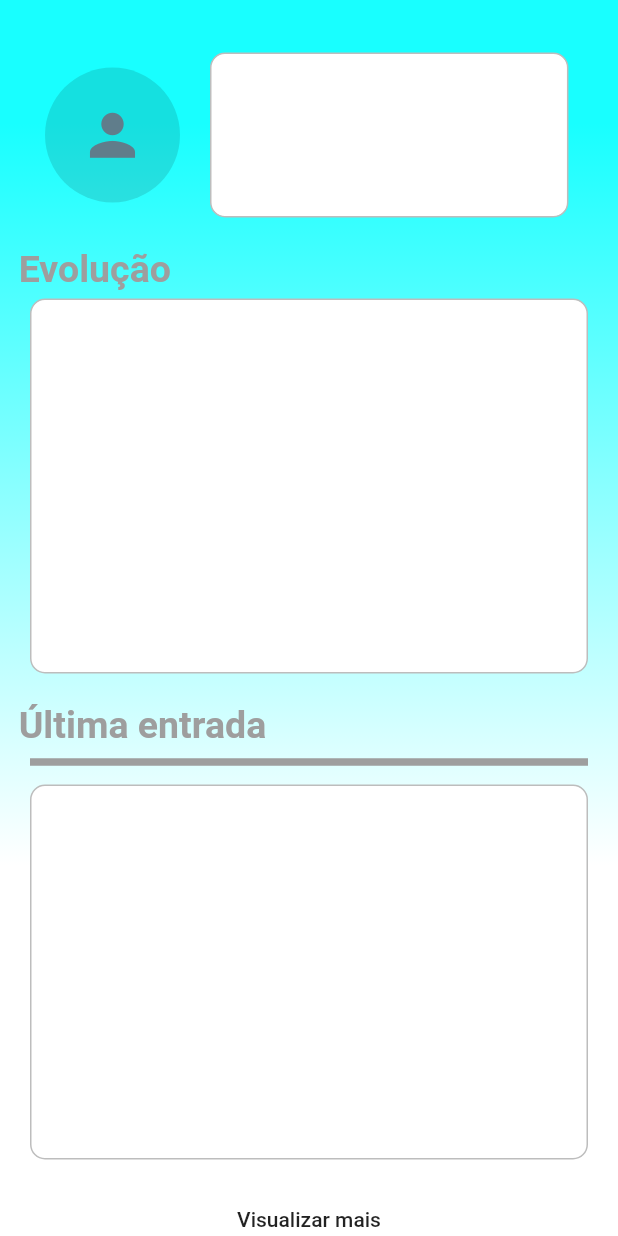
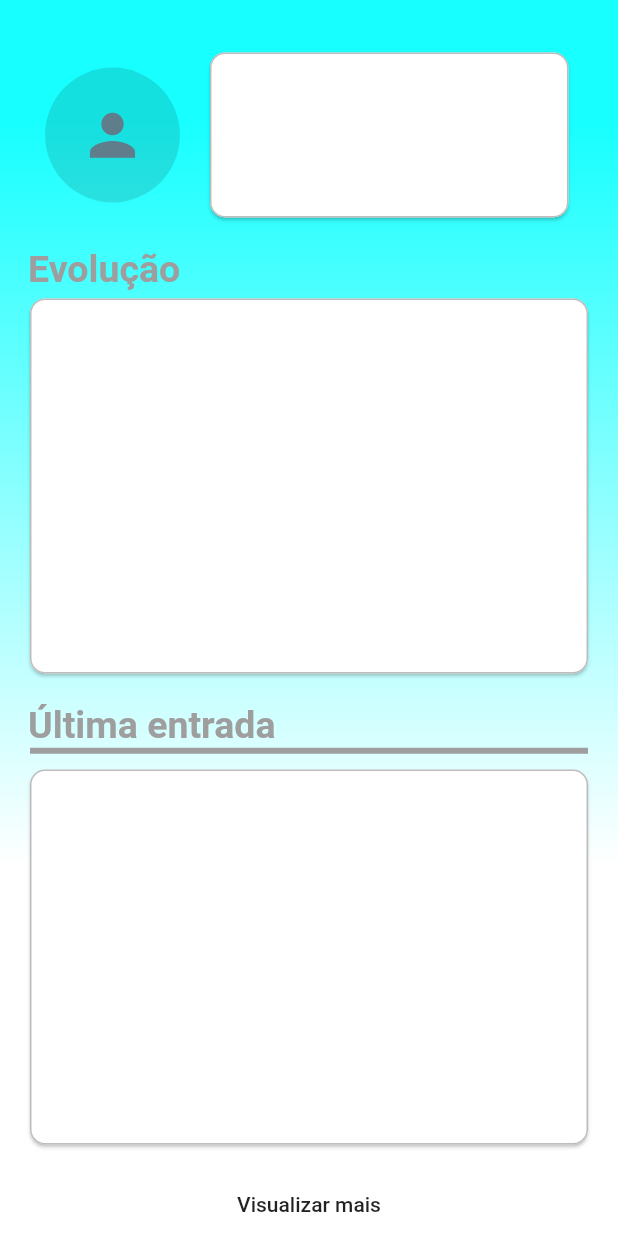
Before and after one commit to andrelrf1/cheerup, a Flutter app: the Home screen opened directly, on a phone screen of 412 x 824 dp. Run offline on Flutter 3.47's test engine with Material 2 defaults, Android fonts, the phone set to English and light mode, and no system bars.

Commit message:
Home Screen Commit Inicial

```diff
--- a/lib/screens/home/home_screen.dart
+++ b/lib/screens/home/home_screen.dart
@@ -39,9 +39,16 @@ class Home extends StatelessWidget {
                   ),
                   radius: 45,
                 ),
-                Container(
+                Card(
+                  shape: RoundedRectangleBorder(
+                    borderRadius: BorderRadius.circular(10),
+                  ),
                   margin:
                       new EdgeInsets.symmetric(horizontal: 20.0, vertical: 20),
+                  child: Column(
+                    // mainAxisSize: MainAxisSize.min,
+                    children: <Widget>[
+                      Container(
                         height: 110,
                         width: MediaQuery.of(context).size.width * 0.58,
                         decoration: BoxDecoration(
@@ -55,19 +62,28 @@ class Home extends StatelessWidget {
                       ),
                     ],
                   ),
+                ),
+              ],
+            ),
             Container(
               alignment: Alignment.centerLeft,
               child: Text(
-                "  Evolução",
+                "   Evolução",
                 style: TextStyle(
                     fontSize: 25,
                     color: Colors.grey,
                     fontWeight: FontWeight.bold),
               ),
             ),
-            Container(
+            Card(
+              shape: RoundedRectangleBorder(
+                borderRadius: BorderRadius.circular(10),
+              ),
               margin: new EdgeInsets.only(
                   left: 20.0, right: 20, top: 5, bottom: 20),
+              child: Column(
+                children: <Widget>[
+                  Container(
                     decoration: BoxDecoration(
                       borderRadius: BorderRadius.all(Radius.circular(10)),
                       color: Colors.white,
@@ -78,10 +94,13 @@ class Home extends StatelessWidget {
                     ),
                     height: 250,
                   ),
+                ],
+              ),
+            ),
             Container(
               alignment: Alignment.centerLeft,
               child: Text(
-                "  Última entrada",
+                "   Última entrada",
                 style: TextStyle(
                   fontSize: 25,
                   color: Colors.grey,
@@ -91,13 +110,19 @@ class Home extends StatelessWidget {
             ),
             const Divider(
               color: Colors.grey,
-              height: 20,
-              thickness: 5,
+              height: 5,
+              thickness: 4,
               indent: 20,
               endIndent: 20,
             ),
+            Card(
+              shape: RoundedRectangleBorder(
+                borderRadius: BorderRadius.circular(10),
+              ),
+              margin: new EdgeInsets.only(top: 10, left: 20, right: 20),
+              child: Column(
+                children: <Widget>[
                   Container(
-              margin: new EdgeInsets.only(top: 5, left: 20, right: 20),
                     decoration: BoxDecoration(
                       borderRadius: BorderRadius.all(Radius.circular(10)),
                       color: Colors.white,
@@ -107,6 +132,9 @@ class Home extends StatelessWidget {
                       ),
                     ),
                     height: 250,
+                  ),
+                ],
+              ),
             ),
             Container(
               height: 40,
```
Also changed, not shown: pubspec.lock. Lines whose indentation alone changed are shown as unchanged.
